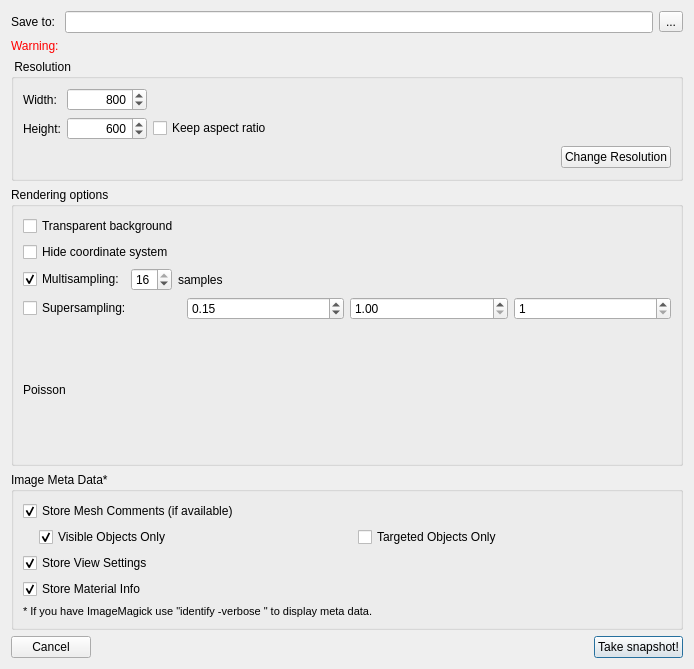
ShenRen/OpenFlipper, file OpenFlipper/widgets/snapshotDialog/SnapshotDialog.ui: the form before one commit.
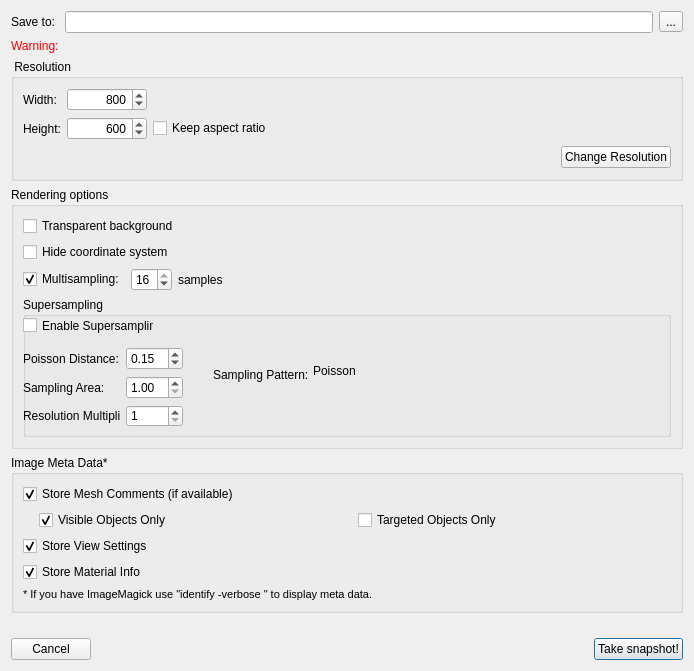
The form after the commit.

The edit to the form file:
```diff
--- a/OpenFlipper/widgets/snapshotDialog/SnapshotDialog.ui
+++ b/OpenFlipper/widgets/snapshotDialog/SnapshotDialog.ui
@@ -10,7 +10,7 @@
     <x>0</x>
     <y>0</y>
     <width>694</width>
-    <height>627</height>
+    <height>671</height>
    </rect>
   </property>
   <property name="windowTitle">
@@ -281,69 +281,151 @@
        </layout>
       </item>
       <item>
-       <layout class="QHBoxLayout" name="horizontalLayout_5">
-        <item>
-         <widget class="QCheckBox" name="supersampling">
-          <property name="toolTip">
-           <string>Render the scene multiple times with subpixel offsets.</string>
-          </property>
-          <property name="text">
-           <string>Supersampling: </string>
-          </property>
-         </widget>
-        </item>
-        <item>
-         <widget class="QDoubleSpinBox" name="supersampling_dist">
-          <property name="toolTip">
-           <string>Minimum distance between subpixel samples. Sample positions are taken from the Poisson distribution.</string>
-          </property>
-          <property name="minimum">
-           <double>0.010000000000000</double>
-          </property>
-          <property name="maximum">
-           <double>1.000000000000000</double>
-          </property>
-          <property name="singleStep">
-           <double>0.050000000000000</double>
-          </property>
-          <property name="value">
-           <double>0.150000000000000</double>
-          </property>
-         </widget>
-        </item>
-        <item>
-         <widget class="QDoubleSpinBox" name="supersampling_area">
-          <property name="minimum">
-           <double>1.000000000000000</double>
-          </property>
-         </widget>
-        </item>
-        <item>
-         <widget class="QSpinBox" name="supersampling_res_incr">
-          <property name="minimum">
-           <number>1</number>
-          </property>
-         </widget>
-        </item>
-       </layout>
-      </item>
-      <item>
-       <widget class="QLabel" name="poisson_samples">
+       <widget class="QGroupBox" name="groupBox_4">
         <property name="minimumSize">
          <size>
           <width>0</width>
+          <height>140</height>
+         </size>
+        </property>
+        <property name="baseSize">
+         <size>
+          <width>0</width>
           <height>128</height>
          </size>
         </property>
-        <property name="maximumSize">
-         <size>
-          <width>128</width>
-          <height>16777215</height>
-         </size>
+        <property name="title">
+         <string>Supersampling</string>
         </property>
-        <property name="text">
-         <string>Poisson</string>
-        </property>
+        <widget class="QLabel" name="poisson_samples">
+         <property name="geometry">
+          <rect>
+           <x>290</x>
+           <y>10</y>
+           <width>128</width>
+           <height>128</height>
+          </rect>
+         </property>
+         <property name="minimumSize">
+          <size>
+           <width>0</width>
+           <height>128</height>
+          </size>
+         </property>
+         <property name="maximumSize">
+          <size>
+           <width>128</width>
+           <height>16777215</height>
+          </size>
+         </property>
+         <property name="text">
+          <string>Poisson</string>
+         </property>
+        </widget>
+        <widget class="QWidget" name="gridLayoutWidget">
+         <property name="geometry">
+          <rect>
+           <x>0</x>
+           <y>50</y>
+           <width>160</width>
+           <height>80</height>
+          </rect>
+         </property>
+         <layout class="QGridLayout" name="gridLayout" rowstretch="0,0,0">
+          <item row="2" column="0">
+           <widget class="QLabel" name="label_8">
+            <property name="text">
+             <string>Resolution Multiplier:</string>
+            </property>
+           </widget>
+          </item>
+          <item row="1" column="1">
+           <widget class="QDoubleSpinBox" name="supersampling_area">
+            <property name="toolTip">
+             <string>Sampling Area: 1 = samples within pixel square, &gt; 1 samples also in neighboring pixels</string>
+            </property>
+            <property name="minimum">
+             <double>1.000000000000000</double>
+            </property>
+            <property name="singleStep">
+             <double>0.050000000000000</double>
+            </property>
+           </widget>
+          </item>
+          <item row="2" column="1">
+           <widget class="QSpinBox" name="supersampling_res_incr">
+            <property name="toolTip">
+             <string>Resolution Multiplier</string>
+            </property>
+            <property name="minimum">
+             <number>1</number>
+            </property>
+           </widget>
+          </item>
+          <item row="1" column="0">
+           <widget class="QLabel" name="label_7">
+            <property name="text">
+             <string>Sampling Area:</string>
+            </property>
+           </widget>
+          </item>
+          <item row="0" column="0">
+           <widget class="QLabel" name="label_6">
+            <property name="text">
+             <string>Poisson Distance:</string>
+            </property>
+           </widget>
+          </item>
+          <item row="0" column="1">
+           <widget class="QDoubleSpinBox" name="supersampling_dist">
+            <property name="toolTip">
+             <string>Minimum distance between subpixel samples. Sample positions are taken from the Poisson distribution.</string>
+            </property>
+            <property name="minimum">
+             <double>0.010000000000000</double>
+            </property>
+            <property name="maximum">
+             <double>1.000000000000000</double>
+            </property>
+            <property name="singleStep">
+             <double>0.050000000000000</double>
+            </property>
+            <property name="value">
+             <double>0.150000000000000</double>
+            </property>
+           </widget>
+          </item>
+         </layout>
+        </widget>
+        <widget class="QLabel" name="label_9">
+         <property name="geometry">
+          <rect>
+           <x>190</x>
+           <y>70</y>
+           <width>101</width>
+           <height>16</height>
+          </rect>
+         </property>
+         <property name="text">
+          <string>Sampling Pattern:</string>
+         </property>
+        </widget>
+        <widget class="QCheckBox" name="supersampling">
+         <property name="geometry">
+          <rect>
+           <x>0</x>
+           <y>20</y>
+           <width>131</width>
+           <height>17</height>
+          </rect>
+         </property>
+         <property name="toolTip">
+          <string>Render the scene multiple times with subpixel offsets.</string>
+         </property>
+         <property name="text">
+          <string>Enable Supersampling</string>
+         </property>
+        </widget>
        </widget>
       </item>
      </layout>
```
